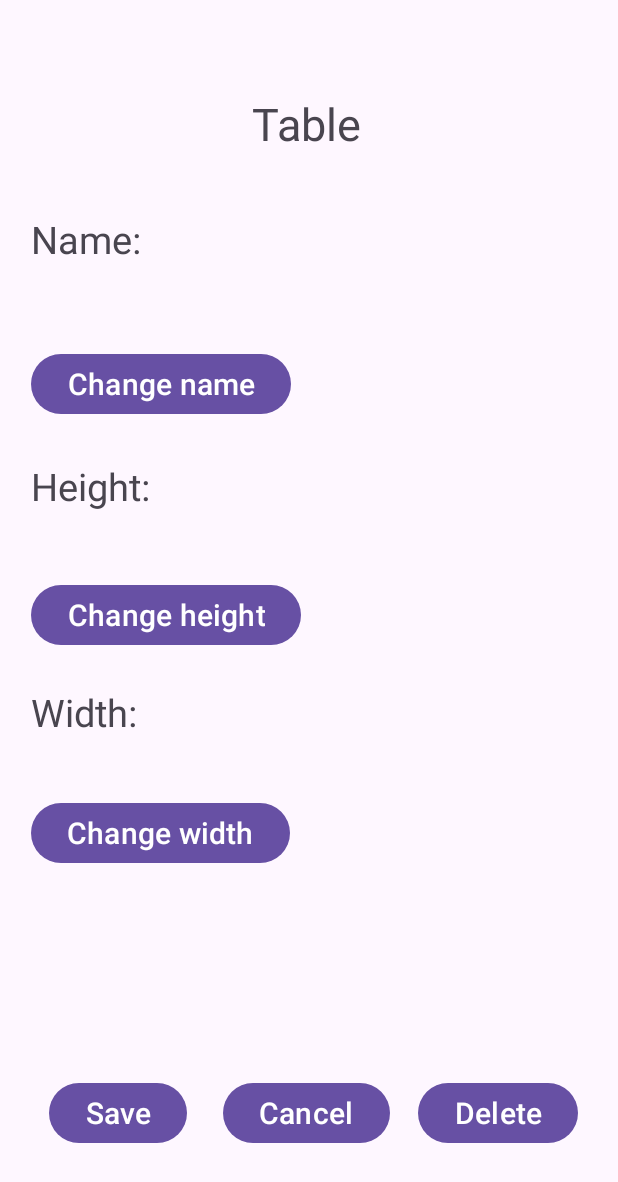
After one commit to gyarab/2024-4e-vakula-WaitR, an Android app: the layout table_options_popup.xml on its own in the app's theme, with its tools: preview values and no code run, on a phone screen of 412 x 824 dp. The commit adds this screen. Shown: the top 1182 px of the screen. Run offline under Robolectric (Android 15) with nearby library versions, the phone set to English and light mode, and no system bars.

Commit message:
layout for table options

```diff
--- /dev/null
+++ b/app/src/main/res/layout/table_options_popup.xml
@@ -0,0 +1,242 @@
+<?xml version="1.0" encoding="utf-8"?>
+<androidx.constraintlayout.widget.ConstraintLayout xmlns:android="http://schemas.android.com/apk/res/android"
+    xmlns:app="http://schemas.android.com/apk/res-auto"
+    android:layout_width="match_parent"
+    android:layout_height="match_parent">
+
+    <androidx.constraintlayout.widget.Guideline
+        android:id="@+id/guideline135"
+        android:layout_width="wrap_content"
+        android:layout_height="wrap_content"
+        android:orientation="vertical"
+        app:layout_constraintGuide_percent="0.05" />
+
+    <androidx.constraintlayout.widget.Guideline
+        android:id="@+id/guideline136"
+        android:layout_width="wrap_content"
+        android:layout_height="wrap_content"
+        android:orientation="vertical"
+        app:layout_constraintGuide_percent="0.95" />
+
+    <androidx.constraintlayout.widget.Guideline
+        android:id="@+id/guideline137"
+        android:layout_width="wrap_content"
+        android:layout_height="wrap_content"
+        android:orientation="vertical"
+        app:layout_constraintGuide_percent="0.33" />
+
+    <androidx.constraintlayout.widget.Guideline
+        android:id="@+id/guideline138"
+        android:layout_width="wrap_content"
+        android:layout_height="wrap_content"
+        android:orientation="vertical"
+        app:layout_constraintGuide_percent="0.66" />
+
+    <androidx.constraintlayout.widget.Guideline
+        android:id="@+id/guideline139"
+        android:layout_width="wrap_content"
+        android:layout_height="wrap_content"
+        android:orientation="horizontal"
+        app:layout_constraintGuide_percent="0.05" />
+
+    <androidx.constraintlayout.widget.Guideline
+        android:id="@+id/guideline140"
+        android:layout_width="wrap_content"
+        android:layout_height="wrap_content"
+        android:orientation="horizontal"
+        app:layout_constraintGuide_percent="0.95" />
+
+    <androidx.constraintlayout.widget.Guideline
+        android:id="@+id/guideline141"
+        android:layout_width="wrap_content"
+        android:layout_height="wrap_content"
+        android:orientation="horizontal"
+        app:layout_constraintGuide_percent="0.15" />
+
+    <androidx.constraintlayout.widget.Guideline
+        android:id="@+id/guideline142"
+        android:layout_width="wrap_content"
+        android:layout_height="wrap_content"
+        android:orientation="horizontal"
+        app:layout_constraintGuide_percent="0.85" />
+
+    <TextView
+        android:id="@+id/table_textview"
+        android:layout_width="0dp"
+        android:layout_height="wrap_content"
+        android:gravity="center"
+        android:text="@string/table"
+        android:textSize="30sp"
+        app:layout_constraintBottom_toTopOf="@+id/guideline141"
+        app:layout_constraintEnd_toStartOf="@+id/guideline138"
+        app:layout_constraintStart_toStartOf="@+id/guideline137"
+        app:layout_constraintTop_toTopOf="@+id/guideline139" />
+
+    <Button
+        android:id="@+id/save_table_options_button"
+        android:layout_width="wrap_content"
+        android:layout_height="wrap_content"
+        android:autoSizeMaxTextSize="1000dp"
+        android:autoSizeMinTextSize="1dp"
+        android:autoSizeTextType="uniform"
+        android:text="@string/save"
+        android:textSize="20sp"
+        app:layout_constraintBottom_toTopOf="@+id/guideline140"
+        app:layout_constraintEnd_toStartOf="@+id/guideline137"
+        app:layout_constraintStart_toStartOf="@+id/guideline135"
+        app:layout_constraintTop_toTopOf="@+id/guideline142" />
+
+    <Button
+        android:id="@+id/cancel_table_options_button"
+        android:layout_width="wrap_content"
+        android:layout_height="wrap_content"
+        android:autoSizeMaxTextSize="1000dp"
+        android:autoSizeMinTextSize="1dp"
+        android:autoSizeTextType="uniform"
+        android:text="@string/cancel"
+        android:textSize="20sp"
+        app:layout_constraintBottom_toTopOf="@+id/guideline140"
+        app:layout_constraintEnd_toStartOf="@+id/guideline138"
+        app:layout_constraintStart_toStartOf="@+id/guideline137"
+        app:layout_constraintTop_toTopOf="@+id/guideline142" />
+
+    <Button
+        android:id="@+id/delete_table_options_button"
+        android:layout_width="wrap_content"
+        android:layout_height="wrap_content"
+        android:autoSizeMaxTextSize="1000dp"
+        android:autoSizeMinTextSize="1dp"
+        android:autoSizeTextType="uniform"
+        android:text="@string/delete"
+        android:textSize="20sp"
+        app:layout_constraintBottom_toTopOf="@+id/guideline140"
+        app:layout_constraintEnd_toStartOf="@+id/guideline136"
+        app:layout_constraintStart_toStartOf="@+id/guideline138"
+        app:layout_constraintTop_toTopOf="@+id/guideline142" />
+
+    <TextView
+        android:id="@+id/name_textview"
+        android:layout_width="wrap_content"
+        android:layout_height="wrap_content"
+        android:autoSizeMaxTextSize="1000dp"
+        android:autoSizeMinTextSize="1dp"
+        android:autoSizeTextType="uniform"
+        android:text="@string/name"
+        android:textSize="25sp"
+        app:layout_constraintBottom_toTopOf="@+id/guideline142"
+        app:layout_constraintStart_toStartOf="@+id/guideline135"
+        app:layout_constraintTop_toTopOf="@+id/guideline141"
+        app:layout_constraintVertical_bias="0.035" />
+
+    <TextView
+        android:id="@+id/name_of_the_table"
+        android:layout_width="wrap_content"
+        android:layout_height="wrap_content"
+        android:autoSizeMaxTextSize="1000dp"
+        android:autoSizeMinTextSize="1dp"
+        android:autoSizeTextType="uniform"
+        android:text=""
+        android:textSize="20sp"
+        app:layout_constraintBottom_toTopOf="@+id/guideline142"
+        app:layout_constraintStart_toStartOf="@+id/guideline135"
+        app:layout_constraintTop_toBottomOf="@+id/name_textview"
+        app:layout_constraintVertical_bias="0.02" />
+
+    <Button
+        android:id="@+id/change_table_name"
+        android:layout_width="wrap_content"
+        android:layout_height="wrap_content"
+        android:autoSizeMaxTextSize="1000dp"
+        android:autoSizeMinTextSize="1dp"
+        android:autoSizeTextType="uniform"
+        android:text="@string/change_name"
+        android:textSize="20sp"
+        app:layout_constraintBottom_toTopOf="@+id/guideline142"
+        app:layout_constraintStart_toStartOf="@+id/guideline135"
+        app:layout_constraintTop_toBottomOf="@+id/name_of_the_table"
+        app:layout_constraintVertical_bias="0.041" />
+
+    <TextView
+        android:id="@+id/height_textview"
+        android:layout_width="wrap_content"
+        android:layout_height="wrap_content"
+        android:autoSizeMaxTextSize="1000dp"
+        android:autoSizeMinTextSize="1dp"
+        android:autoSizeTextType="uniform"
+        android:text="@string/height"
+        android:textSize="25sp"
+        app:layout_constraintBottom_toTopOf="@+id/guideline142"
+        app:layout_constraintStart_toStartOf="@+id/guideline135"
+        app:layout_constraintTop_toBottomOf="@+id/change_table_name"
+        app:layout_constraintVertical_bias="0.069" />
+
+    <TextView
+        android:id="@+id/height_of_the_table"
+        android:layout_width="wrap_content"
+        android:layout_height="wrap_content"
+        android:autoSizeMaxTextSize="1000dp"
+        android:autoSizeMinTextSize="1dp"
+        android:autoSizeTextType="uniform"
+        android:text=""
+        android:textSize="20sp"
+        app:layout_constraintBottom_toTopOf="@+id/guideline142"
+        app:layout_constraintStart_toStartOf="@+id/guideline135"
+        app:layout_constraintTop_toBottomOf="@+id/height_textview"
+        app:layout_constraintVertical_bias="0.032" />
+
+    <Button
+        android:id="@+id/change_table_height"
+        android:layout_width="wrap_content"
+        android:layout_height="wrap_content"
+        android:autoSizeMaxTextSize="1000dp"
+        android:autoSizeMinTextSize="1dp"
+        android:autoSizeTextType="uniform"
+        android:text="@string/change_height"
+        android:textSize="20sp"
+        app:layout_constraintBottom_toTopOf="@+id/guideline142"
+        app:layout_constraintStart_toStartOf="@+id/guideline135"
+        app:layout_constraintTop_toBottomOf="@+id/height_of_the_table"
+        app:layout_constraintVertical_bias="0.025" />
+
+    <TextView
+        android:id="@+id/width_textview"
+        android:layout_width="wrap_content"
+        android:layout_height="wrap_content"
+        android:autoSizeMaxTextSize="1000dp"
+        android:autoSizeMinTextSize="1dp"
+        android:autoSizeTextType="uniform"
+        android:text="@string/width"
+        android:textSize="25sp"
+        app:layout_constraintBottom_toTopOf="@+id/guideline142"
+        app:layout_constraintStart_toStartOf="@+id/guideline135"
+        app:layout_constraintTop_toBottomOf="@+id/change_table_height"
+        app:layout_constraintVertical_bias="0.102" />
+
+    <TextView
+        android:id="@+id/width_of_the_table"
+        android:layout_width="wrap_content"
+        android:layout_height="wrap_content"
+        android:autoSizeMaxTextSize="1000dp"
+        android:autoSizeMinTextSize="1dp"
+        android:autoSizeTextType="uniform"
+        android:text=""
+        android:textSize="10sp"
+        app:layout_constraintBottom_toTopOf="@+id/guideline142"
+        app:layout_constraintStart_toStartOf="@+id/guideline135"
+        app:layout_constraintTop_toBottomOf="@+id/width_textview"
+        app:layout_constraintVertical_bias="0.064" />
+
+    <Button
+        android:id="@+id/change_table_width"
+        android:layout_width="wrap_content"
+        android:layout_height="wrap_content"
+        android:autoSizeMaxTextSize="1000dp"
+        android:autoSizeMinTextSize="1dp"
+        android:autoSizeTextType="uniform"
+        android:text="@string/change_width"
+        android:textSize="20sp"
+        app:layout_constraintBottom_toTopOf="@+id/guideline142"
+        app:layout_constraintStart_toStartOf="@+id/guideline135"
+        app:layout_constraintTop_toBottomOf="@+id/width_of_the_table"
+        app:layout_constraintVertical_bias="0.095" />
+</androidx.constraintlayout.widget.ConstraintLayout>
--- a/app/src/main/res/values/strings.xml
+++ b/app/src/main/res/values/strings.xml
@@ -62,4 +62,9 @@
     <string name="table_name">Table name</string>
     <string name="scrollable_scene_list">scrollable_scene_list</string>
     <string name="done">Done</string>
+    <string name="table">Table</string>
+    <string name="change_height">Change height</string>
+    <string name="height">Height:</string>
+    <string name="change_width">Change width</string>
+    <string name="width">Width:</string>
 </resources>
```
